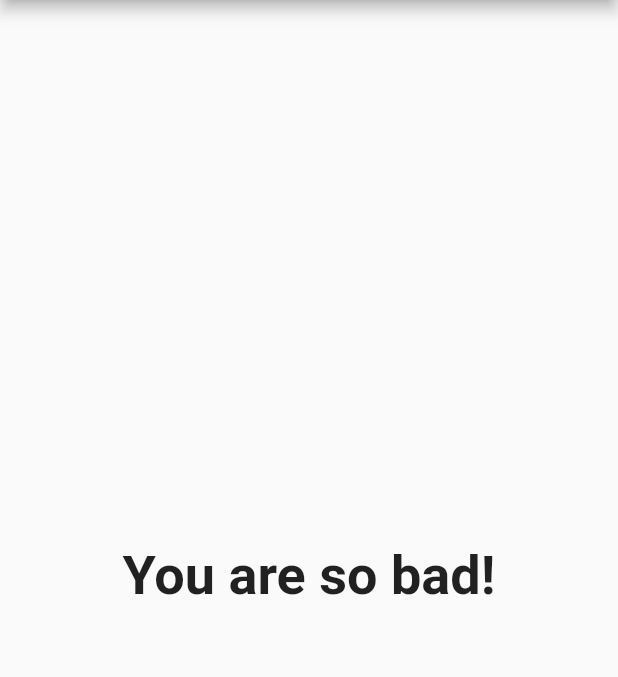
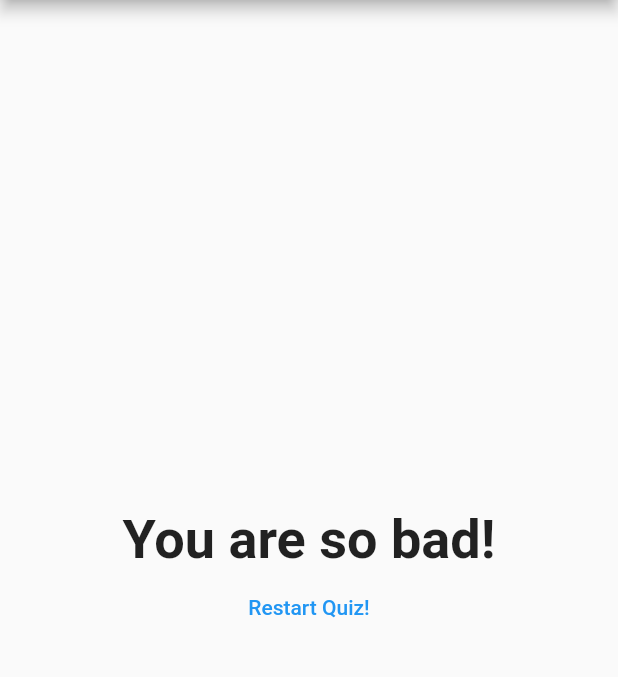
Before and after one commit to NishantWankhade/Flutter_Udemy, a Flutter app: the screen it shows after launch, after a tap on "Black", after a tap on "Snake", after a tap on "Max", on a phone screen of 412 x 824 dp, the part 84-761 px from its top. Run offline on Flutter 3.47's test engine with Material 2 defaults, Android fonts, the phone set to English and light mode, and no system bars; missing offline and left inert: dart:ffi.

Commit message:
Reseting the quiz

```diff
--- a/lib/main.dart
+++ b/lib/main.dart
@@ -47,6 +47,13 @@ class _MyAppState extends State<MyApp> {
     },
   ];
 
+  void resetGame() {
+    setState(() {
+      _questionIndex = 0;
+      _totalScore = 0;
+    });
+  }
+
   void _answerQuestion(int score) {
     _totalScore += score;
     setState(() {
@@ -68,7 +75,7 @@ class _MyAppState extends State<MyApp> {
                 questions: _questions,
                 questionIndex: _questionIndex,
               )
-            : Result(_totalScore)),
+            : Result(_totalScore, resetGame)),
       ),
     );
   }
--- a/lib/result.dart
+++ b/lib/result.dart
@@ -2,8 +2,8 @@ import 'package:flutter/material.dart';
 
 class Result extends StatelessWidget {
   final int resultScore;
-
-  Result(this.resultScore);
+  final Function resetHandler;
+  Result(this.resultScore, this.resetHandler);
 
   String get resultPhrase {
     var resultText = 'You did it!';
@@ -21,9 +21,18 @@ class Result extends StatelessWidget {
   @override
   Widget build(BuildContext context) {
     return Center(
-      child: Text(
-        resultPhrase,
-        style: TextStyle(fontSize: 36, fontWeight: FontWeight.bold),
+      child: Column(
+        mainAxisAlignment: MainAxisAlignment.center,
+        children: [
+          Text(
+            resultPhrase,
+            style: TextStyle(fontSize: 36, fontWeight: FontWeight.bold),
+          ),
+          TextButton(
+            onPressed: resetHandler,
+            child: Text('Restart Quiz!'),
+          ),
+        ],
       ),
     );
   }
```
Also changed, not shown: 1 other file.
